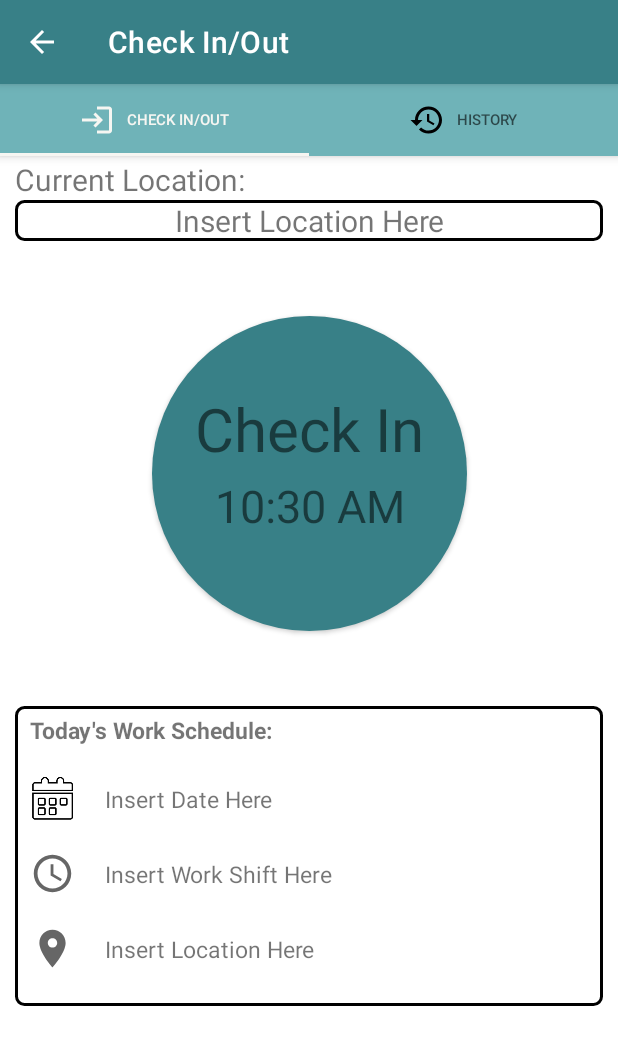
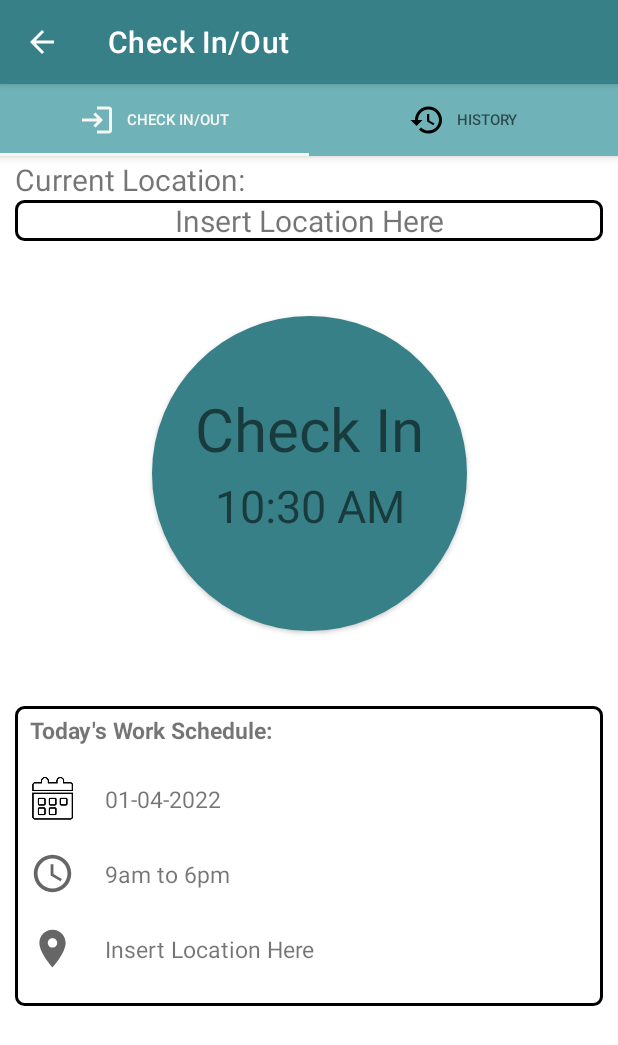
Before and after one commit to leongjinghao/HR-Application, an Android app: the CheckInOutFragment screen opened directly, with no data from a screen before it, on a phone screen of 412 x 824 dp. Shown: the top 1045 px of the screen. Run offline under Robolectric (Android 15) with nearby library versions, the phone set to English and light mode, and no system bars; our stand-ins replace Room's generated code, data binding.

Commit message:
Implemented location coordinates on check in fragment

```diff
--- a/Frontend/app/build.gradle
+++ b/Frontend/app/build.gradle
@@ -94,4 +94,6 @@ dependencies {
     //implmentation 'org.jetbrains.kotlinx:kotlinx-coroutines-core:1.3.5'
     //implmentation 'org.jetbrains.kotlinx:kotlinx-coroutines-android:1.3.5'
 
+    // Location
+    implementation "com.google.android.gms:play-services-location:17.0.0"
 }
--- a/Frontend/app/src/main/AndroidManifest.xml
+++ b/Frontend/app/src/main/AndroidManifest.xml
@@ -3,11 +3,14 @@
     xmlns:tools="http://schemas.android.com/tools"
     package="com.example.frontend">
 
+    <uses-permission android:name="android.permission.ACCESS_COARSE_LOCATION" />
     <uses-permission android:name="android.permission.USE_BIOMETRIC"/>
     <uses-permission android:name="android.permission.CAMERA" />
     <uses-permission android:name="android.permission.INTERNET" />
     <uses-permission android:name="android.permission.READ_EXTERNAL_STORAGE"/>
     <uses-permission android:name="android.permission.WRITE_EXTERNAL_STORAGE"/>
+    <uses-permission android:name="android.permission.ACCESS_COARSE_LOCATION"/>
+    <uses-permission android:name="android.permission.ACCESS_FINE_LOCATION"/>
 
     <application
         android:name=".Utilities.HRApplication"
--- a/Frontend/app/src/main/java/com/example/frontend/Activities/CheckInDetailActivity.kt
+++ b/Frontend/app/src/main/java/com/example/frontend/Activities/CheckInDetailActivity.kt
@@ -243,6 +243,9 @@ class CheckInDetailActivity : AppCompatActivity(), SurfaceHolder.Callback, Camer
 
         // Start the camera preview
         camera!!.startPreview()
+
+        // Reset colour back to signify "capture" button
+        binding.buttonCheckInConfirm.setBackgroundColor(Color.parseColor("#6FB3B8"))
     }
 
     // Release the camera view on surface view destruction
--- a/Frontend/app/src/main/java/com/example/frontend/tabfragments/CheckInOutFragment.kt
+++ b/Frontend/app/src/main/java/com/example/frontend/tabfragments/CheckInOutFragment.kt
@@ -1,12 +1,18 @@
 package com.example.frontend.tabfragments
 
+import android.Manifest
 import android.content.Intent
+import android.content.pm.PackageManager
+import android.location.Location
+import android.os.Build
 import android.os.Bundle
 import android.view.LayoutInflater
 import android.view.View
 import android.view.ViewGroup
 import android.widget.Button
 import android.widget.TextView
+import androidx.activity.result.contract.ActivityResultContracts
+import androidx.core.content.ContextCompat
 import androidx.fragment.app.Fragment
 import androidx.fragment.app.viewModels
 import com.example.frontend.*
@@ -15,6 +21,8 @@ import com.example.frontend.CheckInOutHistory.History
 import com.example.frontend.CheckInOutHistory.HistoryViewModel
 import com.example.frontend.CheckInOutHistory.HistoryViewModelFactory
 import com.example.frontend.Utilities.HRApplication
+import com.google.android.gms.location.FusedLocationProviderClient
+import com.google.android.gms.location.LocationServices
 import java.text.SimpleDateFormat
 import java.time.LocalDate
 import java.time.LocalDateTime
@@ -24,6 +32,8 @@ import java.util.*
 
 class CheckInOutFragment : Fragment() {
 
+    private lateinit var fusedLocationClient: FusedLocationProviderClient
+
     // create the ViewModel
     private val historyViewModel: HistoryViewModel by viewModels {
         HistoryViewModelFactory((activity?.applicationContext as HRApplication).repository)
@@ -31,12 +41,7 @@ class CheckInOutFragment : Fragment() {
 
     override fun onCreate(savedInstanceState: Bundle?) {
         super.onCreate(savedInstanceState)
-    }
-
-    override fun onResume() {
-        super.onResume()
-
-        view?.let { onViewCreated(it, savedInstanceState = null) }
+        fusedLocationClient = activity?.let { LocationServices.getFusedLocationProviderClient(it) }!!
     }
 
     override fun onCreateView(
@@ -49,9 +54,28 @@ class CheckInOutFragment : Fragment() {
 
     override fun onViewCreated(view: View, savedInstanceState: Bundle?) {
         super.onViewCreated(view, savedInstanceState)
+        val checkInLocationTextView = view.findViewById<TextView>(R.id.textViewCurrentLocation)
         val checkInButton = view.findViewById<Button>(R.id.buttonCheckInOut)
         val checkInButtonText = view.findViewById<TextView>(R.id.textViewCheckInOut)
         val checkInButtonTimeText = view.findViewById<TextView>(R.id.textViewCheckInOutTime)
+        val dateTextView = view.findViewById<TextView>(R.id.textViewCheckInOutDate)
+        val shiftTextView = view.findViewById<TextView>(R.id.textViewCheckInOutWorkShift)
+        val locationTextView = view.findViewById<TextView>(R.id.textViewCheckInOutLocation)
+
+        // Handle location permissions
+        if ( Build.VERSION.SDK_INT >= 23 &&
+            ContextCompat.checkSelfPermission(requireActivity(), Manifest.permission.ACCESS_FINE_LOCATION ) != PackageManager.PERMISSION_GRANTED &&
+            ContextCompat.checkSelfPermission( requireActivity(), Manifest.permission.ACCESS_COARSE_LOCATION) != PackageManager.PERMISSION_GRANTED) {
+        }
+
+        // Configure location details on location text view
+        fusedLocationClient.lastLocation
+            .addOnSuccessListener { location : Location? ->
+                if (location != null) {
+                    checkInLocationTextView.text = "Longitute: " + location.longitude.toString() +
+                            "\nLatitute: " +  location.latitude.toString()
+                }
+            }
 
         // Configure current time on button
         var df = SimpleDateFormat("HH:mm a")
@@ -68,6 +92,19 @@ class CheckInOutFragment : Fragment() {
             // TODO: change colour of drawable button
 
         }
+
+        // Configure work schedule details
+        df = SimpleDateFormat("dd-MM-yyyy")
+        dateTextView.text = df.format(Calendar.getInstance().time)
+        shiftTextView.text = "9am to 6pm"
+        fusedLocationClient.lastLocation
+            .addOnSuccessListener { location : Location? ->
+                if (location != null) {
+                    locationTextView.text = "Long: " + location.longitude.toString() +
+                            " Lat: " +  location.latitude.toString()
+                }
+            }
+
 
         checkInButton.setOnClickListener{
             // if check in and out status is "Clock out", display check in button/option
@@ -93,5 +130,24 @@ class CheckInOutFragment : Fragment() {
                 activity?.onBackPressed();
             }
         }
+
+        // Check for permission to user location
+        val locationPermissionRequest = registerForActivityResult(
+            ActivityResultContracts.RequestMultiplePermissions()
+        ) { permissions ->
+            when {
+                permissions.getOrDefault(Manifest.permission.ACCESS_FINE_LOCATION, false) -> {
+                    // Precise location access granted.
+                }
+                permissions.getOrDefault(Manifest.permission.ACCESS_COARSE_LOCATION, false) -> {
+                    // Only approximate location access granted.
+                } else -> {
+                // No location access granted.
+            }
+            }
+        }
+        locationPermissionRequest.launch(arrayOf(
+            Manifest.permission.ACCESS_FINE_LOCATION,
+            Manifest.permission.ACCESS_COARSE_LOCATION))
     }
 }
```
